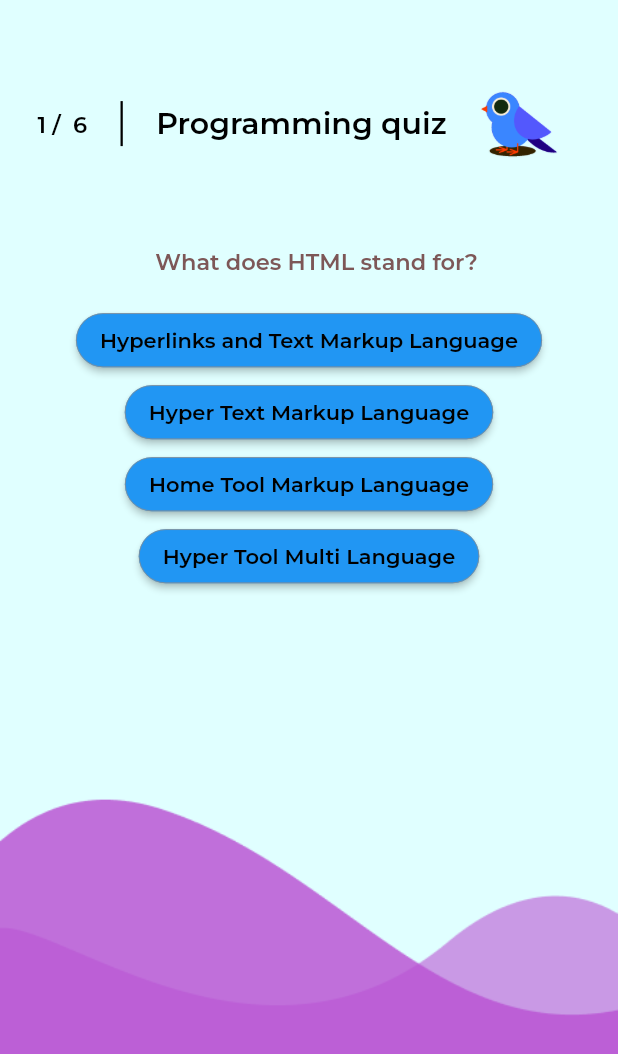
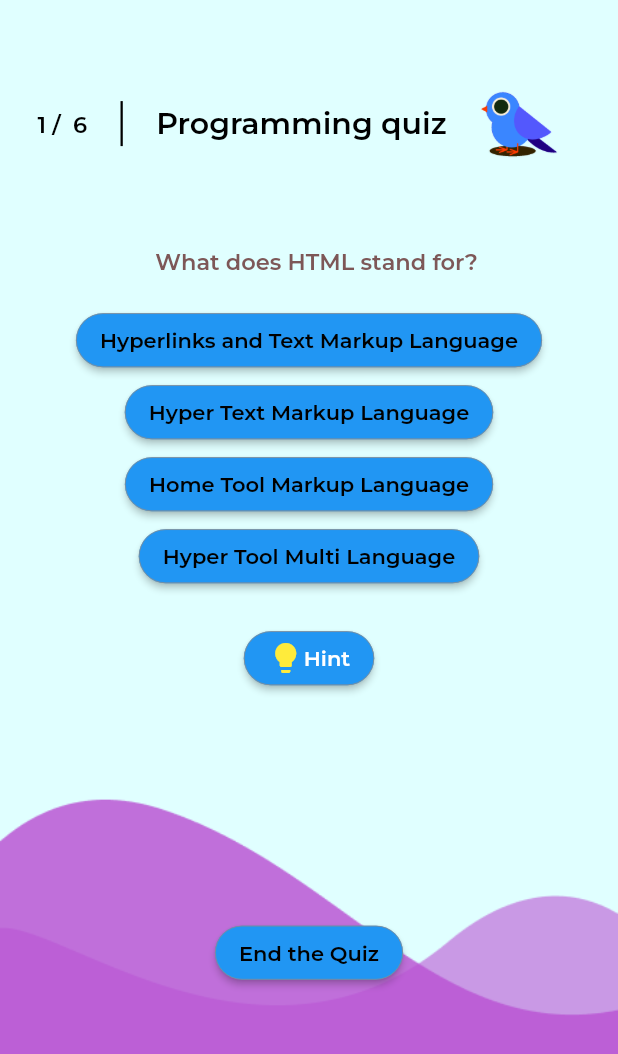
Before and after one commit to alaridisarah/birdquiz_app, a Flutter app: the categoryscreen screen opened directly, after a tap on "Programming quiz", on a phone screen of 412 x 824 dp. Shown: the top 1054 px of the screen. Run offline on Flutter 3.47's test engine with Material 2 defaults, Android fonts, the phone set to English and light mode, and no system bars.

Commit message:
new features

```diff
--- a/lib/screens/category_screen.dart
+++ b/lib/screens/category_screen.dart
@@ -3,6 +3,7 @@ import 'package:flutter/src/widgets/container.dart';
 import 'package:flutter/src/widgets/framework.dart';
 import 'package:quiz_app/data/question_with_score.dart';
 import 'package:quiz_app/screens/quiz_screen.dart';
+import 'package:quiz_app/widget/category_widget.dart';
 
 // Color : 1. Color.fromRGBO(188, 105, 216, 1.0)
 // 2. fromRGBO(227, 251, 251, 1)
@@ -28,30 +29,4 @@ class categoryscreen extends StatelessWidget {
       ]),
     ));
   }
-
-  Widget Category_widget(
-      Color color, String category, var screen_size, List question, context) {
-    return Container(
-        color: color,
-        height: screen_size.height * 1 / 3,
-        width: screen_size.width,
-        child: TextButton(
-            onPressed: () {
-              Navigator.push(
-                context,
-                MaterialPageRoute<void>(
-                  builder: (BuildContext context) => quizscreen(
-                      questionsAndAnswersList: question, category: category),
-                ),
-              );
-            },
-            child: Text(
-              category,
-              style: TextStyle(
-                  fontFamily: 'Montserrat',
-                  fontSize: 16,
-                  fontWeight: FontWeight.bold,
-                  color: Colors.black),
-            )));
-  }
 }
--- a/lib/screens/login_screen.dart
+++ b/lib/screens/login_screen.dart
@@ -92,11 +92,12 @@ class loginscreen extends StatelessWidget {
                       child: ElevatedButton(
                         onPressed: () {
                           if (_formKey.currentState!.validate()) {
-                            Navigator.push(
+                            Navigator.pushAndRemoveUntil(
                                 context,
                                 MaterialPageRoute<void>(
                                     builder: (BuildContext context) =>
-                                        const categoryscreen()));
+                                        const categoryscreen()),
+                                ((route) => false));
                           }
                         },
                         child: Text(
--- a/lib/screens/quiz_screen.dart
+++ b/lib/screens/quiz_screen.dart
@@ -2,6 +2,7 @@ import 'package:flutter/foundation.dart';
 import 'package:flutter/material.dart';
 import 'package:flutter/src/widgets/container.dart';
 import 'package:flutter/src/widgets/framework.dart';
+import 'package:quiz_app/screens/category_screen.dart';
 import 'package:quiz_app/screens/score_screen.dart';
 
 class quizscreen extends StatefulWidget {
@@ -17,6 +18,8 @@ class quizscreen extends StatefulWidget {
 class _quizscreenState extends State<quizscreen> {
   int _currentIndex = 0;
   int _score = 0;
+  bool showWidgetOne = true;
+  List hint = [];
 
   @override
   Widget build(BuildContext context) {
@@ -89,25 +92,22 @@ class _quizscreenState extends State<quizscreen> {
                 for (int i = 0;
                     i <
                         widget
-                              .questionsAndAnswersList![_currentIndex]
-                                  ["answers"]
+                            .questionsAndAnswersList![_currentIndex]["answers"]
                             .length;
                     i++)
                   ElevatedButton(
                     onPressed: () {
-                        int score = widget
-                            .questionsAndAnswersList![_currentIndex]["scores"]
-                                [i]
-                            .toInt();
-                        _score = _score + score;
-                        print(_score);
+                      _score = _score +
+                          (widget.questionsAndAnswersList![_currentIndex]
+                              ["scores"][i]) as int;
+                      // print(_score);
                       if ((_currentIndex + 1) <
                           widget.questionsAndAnswersList!.length) {
                         setState(() {
                           _currentIndex++;
                         });
                       } else {
-                          Navigator.push(
+                        Navigator.pushAndRemoveUntil(
                             context,
                             MaterialPageRoute<void>(
                                 builder: (BuildContext context) => scorescreen(
@@ -116,16 +116,54 @@ class _quizscreenState extends State<quizscreen> {
                                     score: _score,
                                     category: widget.category,
                                     question: widget.questionsAndAnswersList)),
-                          );
+                            ((route) => false));
                       }
                     },
                     child: Text(
-                        widget.questionsAndAnswersList![_currentIndex]
-                            ["answers"][i],
+                      widget.questionsAndAnswersList![_currentIndex]["answers"]
+                          [i],
                       style: TextStyle(
                           fontFamily: "Montserrat",
                           fontWeight: FontWeight.bold,
                           color: Colors.black),
+                    ),
+                    style: ButtonStyle(
+                        side: MaterialStateProperty.all<BorderSide>(BorderSide(
+                          color: Color.fromARGB(255, 140, 139, 139),
+                          width: 0.5,
+                        )),
+                        overlayColor: MaterialStateProperty.all<Color>(
+                            Color.fromARGB(255, 255, 255, 255)),
+                        shape: MaterialStateProperty.all(RoundedRectangleBorder(
+                            borderRadius: BorderRadius.circular(30.0))),
+                        foregroundColor:
+                            MaterialStateProperty.all<Color>(Colors.blue)),
+                  ),
+                SizedBox(
+                  height: 20,
+                ),
+                Row(
+                  mainAxisAlignment: MainAxisAlignment.center,
+                  crossAxisAlignment: CrossAxisAlignment.start,
+                  children: [
+                    ElevatedButton(
+                      onPressed: () {
+                        setState(() {
+                          showWidgetOne =
+                              false; // Change state to show the second widget
+                        });
+                      },
+                      child: Row(
+                        children: [
+                          Icon(Icons.lightbulb, color: Colors.yellow),
+                          Text(
+                            "Hint",
+                            style: TextStyle(
+                                fontFamily: "Montserrat",
+                                fontWeight: FontWeight.bold,
+                                color: Colors.white),
+                          )
+                        ],
                       ),
                       style: ButtonStyle(
                           side:
@@ -140,13 +178,68 @@ class _quizscreenState extends State<quizscreen> {
                                   borderRadius: BorderRadius.circular(30.0))),
                           foregroundColor:
                               MaterialStateProperty.all<Color>(Colors.blue)),
-                    )
+                    ),
                   ],
                 ),
-            )
+                if (!showWidgetOne)
+                  Text(
+                    textAlign: TextAlign.center,
+                    "These two answer is not correct: ${hints(widget.questionsAndAnswersList![_currentIndex]["answers"], widget.questionsAndAnswersList![_currentIndex]["scores"])}",
+                    style: TextStyle(
+                        fontFamily: "Montserrat",
+                        fontWeight: FontWeight.bold,
+                        color: Color.fromARGB(255, 88, 23, 18),
+                        fontSize: 12),
+                  ),
+                SizedBox(height: MediaQuery.of(context).size.height * 0.18),
+                ElevatedButton(
+                  onPressed: () {
+                    Navigator.push(
+                        context,
+                        MaterialPageRoute<void>(
+                            builder: (BuildContext context) =>
+                                const categoryscreen()));
+                  },
+                  child: Text(
+                    "End the Quiz",
+                    style: TextStyle(
+                        fontFamily: "Montserrat",
+                        fontWeight: FontWeight.bold,
+                        color: Colors.black),
+                  ),
+                  style: ButtonStyle(
+                      side: MaterialStateProperty.all<BorderSide>(BorderSide(
+                        color: Color.fromARGB(255, 140, 139, 139),
+                        width: 0.5,
+                      )),
+                      overlayColor: MaterialStateProperty.all<Color>(
+                          Color.fromARGB(255, 255, 255, 255)),
+                      shape: MaterialStateProperty.all(RoundedRectangleBorder(
+                          borderRadius: BorderRadius.circular(30.0))),
+                      foregroundColor:
+                          MaterialStateProperty.all<Color>(Colors.blue)),
+                ),
+              ],
+            )),
           ],
         ),
       ),
     );
   }
+
+  String? hints(List answers, List scores) {
+    String ans = "";
+    int count = 0;
+    for (int i = 0; i < answers.length; i++) {
+      if (count < 2) {
+        if (scores[i] == 0) {
+          count++;
+
+          ans = ans + "\n- ${answers[i]} ";
         }
+      }
+    }
+    showWidgetOne = true;
+    return ans;
+  }
+}
--- /dev/null
+++ b/lib/widget/category_widget.dart
@@ -0,0 +1,28 @@
+import 'package:flutter/material.dart';
+import 'package:quiz_app/screens/quiz_screen.dart';
+
+Widget Category_widget(
+    Color color, String category, var screen_size, List question, context) {
+  return Container(
+      color: color,
+      height: screen_size.height * 1 / 3,
+      width: screen_size.width,
+      child: TextButton(
+          onPressed: () {
+            Navigator.push(
+              context,
+              MaterialPageRoute<void>(
+                builder: (BuildContext context) => quizscreen(
+                    questionsAndAnswersList: question, category: category),
+              ),
+            );
+          },
+          child: Text(
+            category,
+            style: TextStyle(
+                fontFamily: 'Montserrat',
+                fontSize: 16,
+                fontWeight: FontWeight.bold,
+                color: Colors.black),
+          )));
+}
```
Also changed, not shown: lib/utils/random_generator.dart (added, +15 -0 lines), lib/utils/ui.dart (deleted). Lines whose indentation alone changed are shown as unchanged.
